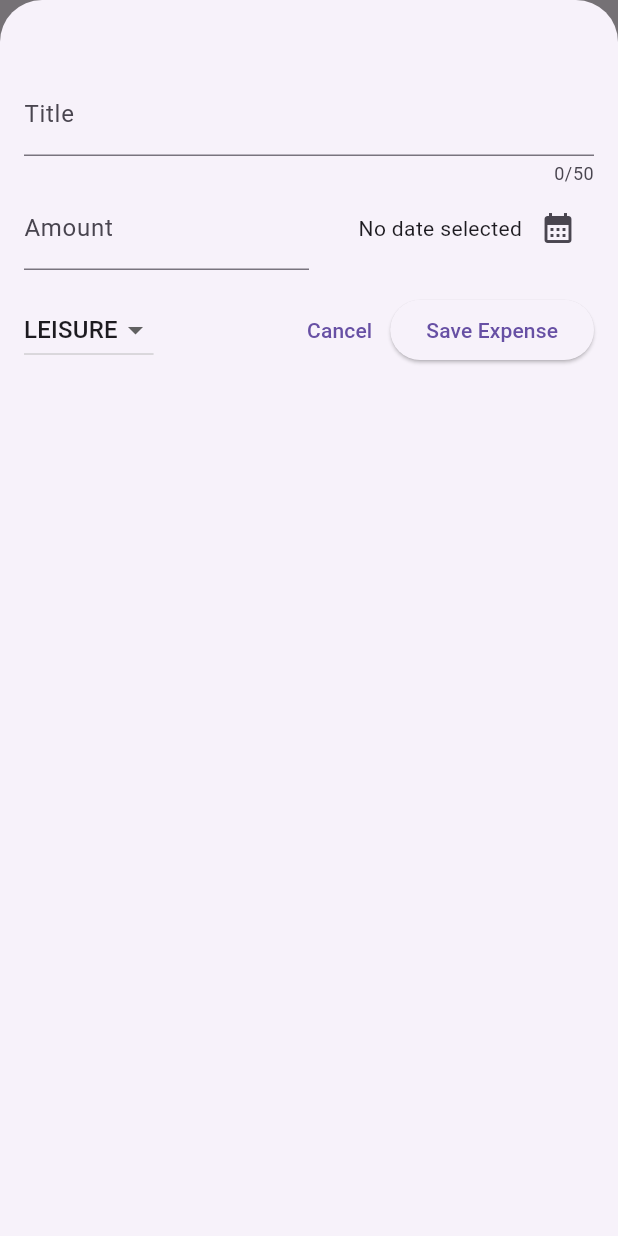
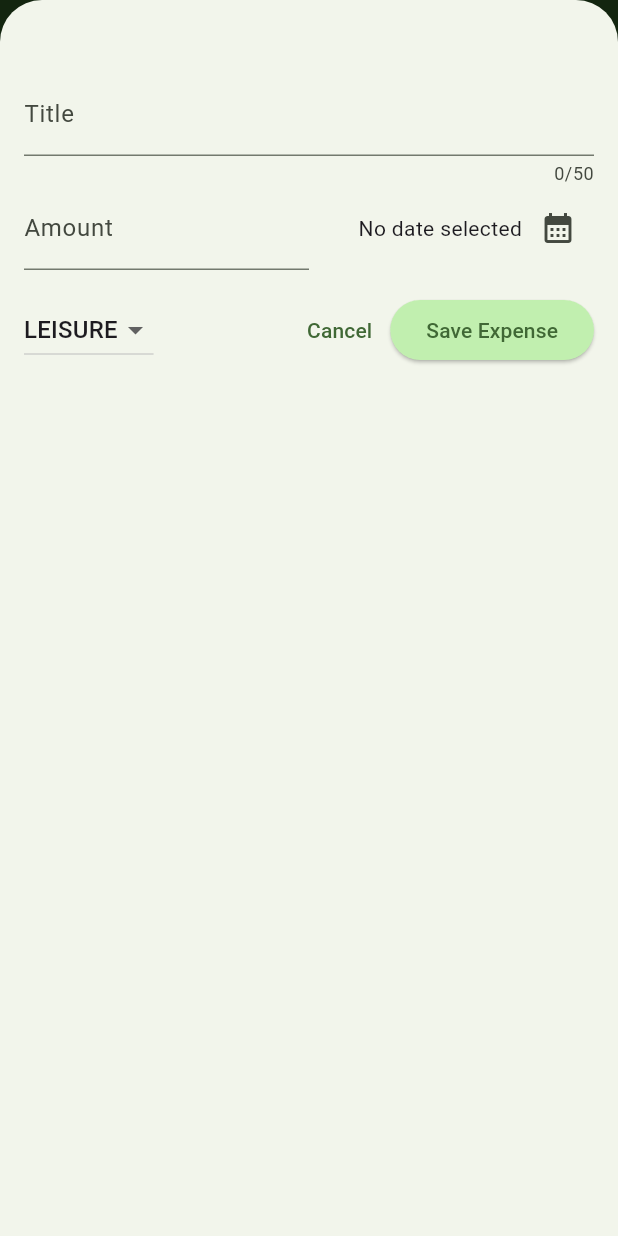
Before and after one commit to IvanBodnarash/Expenses-Tracker-Flutter, a Flutter app: the screen it shows after launch, after a tap on the "add" icon, on a phone screen of 412 x 824 dp. Run offline on Flutter 3.47's test engine with Material 3 defaults, Android fonts, the phone set to English and light mode, and no system bars.

Commit message:
chart widgets and dark themes

```diff
--- a/lib/main.dart
+++ b/lib/main.dart
@@ -2,10 +2,64 @@ import 'package:flutter/material.dart';
 
 import 'package:expence_tracker/widgets/expenses.dart';
 
+var kColorScheme = ColorScheme.fromSeed(
+  seedColor: const Color.fromARGB(255, 6, 119, 0),
+);
+
+var kDarkColorScheme = ColorScheme.fromSeed(
+  brightness: Brightness.dark,
+  seedColor: const Color.fromARGB(255, 2, 48, 0),
+);
+
 void main() {
   runApp(
-    const MaterialApp(
-      home: Expenses(),
+    MaterialApp(
+      darkTheme: ThemeData.dark().copyWith(
+        colorScheme: kDarkColorScheme,
+        cardTheme: const CardTheme().copyWith(
+          color: kDarkColorScheme.secondaryContainer,
+          margin: const EdgeInsets.symmetric(
+            horizontal: 16,
+            vertical: 8,
+          ),
+        ),
+        elevatedButtonTheme: ElevatedButtonThemeData(
+          style: ElevatedButton.styleFrom(
+            backgroundColor: kDarkColorScheme.primaryContainer,
+            foregroundColor: kDarkColorScheme.onPrimaryContainer,
+          ),
+        ),
+      ),
+      theme: ThemeData().copyWith(
+        // useMaterial3: true,
+        // scaffoldBackgroundColor: const Color.fromARGB(183, 100, 164, 100),
+        colorScheme: kColorScheme,
+        appBarTheme: const AppBarTheme().copyWith(
+          backgroundColor: kColorScheme.onPrimaryContainer,
+          foregroundColor: kColorScheme.primaryContainer,
+        ),
+        cardTheme: const CardTheme().copyWith(
+          color: kColorScheme.secondaryContainer,
+          margin: const EdgeInsets.symmetric(
+            horizontal: 16,
+            vertical: 8,
+          ),
+        ),
+        elevatedButtonTheme: ElevatedButtonThemeData(
+          style: ElevatedButton.styleFrom(
+            backgroundColor: kColorScheme.primaryContainer,
+          ),
+        ),
+        textTheme: ThemeData().textTheme.copyWith(
+              titleLarge: TextStyle(
+                fontWeight: FontWeight.bold,
+                color: kColorScheme.onSecondaryContainer,
+                fontSize: 14,
+              ),
+            ),
+      ),
+      // themeMode: ThemeMode.system, // default
+      home: const Expenses(),
     ),
   );
 }
--- a/lib/models/expense.dart
+++ b/lib/models/expense.dart
@@ -37,3 +37,30 @@ class Expense {
     return formatter.format(date);
   }
 }
+
+class ExpenseBucket {
+  const ExpenseBucket({
+    required this.category,
+    required this.expenses,
+  });
+
+  ExpenseBucket.forCategory(
+    List<Expense> allExpenses,
+    this.category,
+  ) : expenses = allExpenses
+    .where((expense) => expense.category == category)
+    .toList();
+
+  final Category category;
+  final List<Expense> expenses;
+
+  double get totalExpenses {
+    double sum = 0;
+
+    for (final expense in expenses) {
+      sum += expense.amount;
+    }
+
+    return sum;
+  }
+}
--- /dev/null
+++ b/lib/widgets/chart/chart.dart
@@ -0,0 +1,95 @@
+import 'package:flutter/material.dart';
+
+import 'package:expence_tracker/widgets/chart/chart_bar.dart';
+import 'package:expence_tracker/models/expense.dart';
+
+class Chart extends StatelessWidget {
+  const Chart({super.key, required this.expenses});
+
+  final List<Expense> expenses;
+
+  List<ExpenseBucket> get buckets {
+    return [
+      ExpenseBucket.forCategory(expenses, Category.food),
+      ExpenseBucket.forCategory(expenses, Category.leisure),
+      ExpenseBucket.forCategory(expenses, Category.travel),
+      ExpenseBucket.forCategory(expenses, Category.work),
+    ];
+  }
+
+  double get maxTotalExpense {
+    double maxTotalExpense = 0;
+
+    for (final bucket in buckets) {
+      if (bucket.totalExpenses > maxTotalExpense) {
+        maxTotalExpense = bucket.totalExpenses;
+      }
+    }
+
+    return maxTotalExpense;
+  }
+
+  @override
+  Widget build(BuildContext context) {
+    final isDarkMode =
+        MediaQuery.of(context).platformBrightness == Brightness.dark;
+    return Container(
+      margin: const EdgeInsets.all(16),
+      padding: const EdgeInsets.symmetric(
+        vertical: 16,
+        horizontal: 8,
+      ),
+      width: double.infinity,
+      height: 180,
+      decoration: BoxDecoration(
+        borderRadius: BorderRadius.circular(8),
+        gradient: LinearGradient(
+          colors: [
+            Theme.of(context).colorScheme.primary.withOpacity(0.3),
+            Theme.of(context).colorScheme.primary.withOpacity(0.0),
+          ],
+          begin: Alignment.bottomCenter,
+          end: Alignment.topCenter,
+        ),
+      ),
+      child: Column(
+        children: [
+          Expanded(
+            child: Row(
+              crossAxisAlignment: CrossAxisAlignment.end,
+              children: [
+                for (final bucket in buckets)
+                  ChartBar(
+                    fill: bucket.totalExpenses == 0
+                        ? 0
+                        : bucket.totalExpenses / maxTotalExpense,
+                  )
+              ],
+            ),
+          ),
+          const SizedBox(height: 12),
+          Row(
+            children: buckets
+                .map(
+                  (bucket) => Expanded(
+                    child: Padding(
+                      padding: const EdgeInsets.symmetric(horizontal: 4),
+                      child: Icon(
+                        categoryIcons[bucket.category],
+                        color: isDarkMode
+                            ? Theme.of(context).colorScheme.secondary
+                            : Theme.of(context)
+                                .colorScheme
+                                .primary
+                                .withOpacity(0.7),
+                      ),
+                    ),
+                  ),
+                )
+                .toList(),
+          ),
+        ],
+      ),
+    );
+  }
+}
--- /dev/null
+++ b/lib/widgets/chart/chart_bar.dart
@@ -0,0 +1,34 @@
+import 'package:flutter/material.dart';
+
+class ChartBar extends StatelessWidget {
+  const ChartBar({
+    super.key,
+    required this.fill,
+  });
+
+  final double fill;
+
+  @override
+  Widget build(BuildContext context) {
+    final isDarkMode =
+        MediaQuery.of(context).platformBrightness == Brightness.dark;
+    return Expanded(
+      child: Padding(
+        padding: const EdgeInsets.symmetric(horizontal: 4),
+        child: FractionallySizedBox(
+          heightFactor: fill,
+          child: DecoratedBox(
+            decoration: BoxDecoration(
+              shape: BoxShape.rectangle,
+              borderRadius:
+                  const BorderRadius.vertical(top: Radius.circular(8)),
+              color: isDarkMode
+                  ? Theme.of(context).colorScheme.secondary
+                  : Theme.of(context).colorScheme.primary.withOpacity(0.65),
+            ),
+          ),
+        ),
+      ),
+    );
+  }
+}
--- a/lib/widgets/expenses.dart
+++ b/lib/widgets/expenses.dart
@@ -1,8 +1,9 @@
-import 'package:expence_tracker/widgets/new_expense.dart';
 import 'package:flutter/material.dart';
 
+import 'package:expence_tracker/widgets/new_expense.dart';
+import 'package:expence_tracker/widgets/expenses_list/expenses_list.dart';
 import 'package:expence_tracker/models/expense.dart';
-import 'package:expence_tracker/widgets/expenses_list/expenses_list.dart';
+import 'package:expence_tracker/widgets/chart/chart.dart';
 
 class Expenses extends StatefulWidget {
   const Expenses({super.key});
@@ -50,6 +51,7 @@ class _ExpensesState extends State<Expenses> {
     setState(() {
       _registeredExpenses.remove(expense);
     });
+    ScaffoldMessenger.of(context).clearSnackBars();
     ScaffoldMessenger.of(context).showSnackBar(
       SnackBar(
         duration: const Duration(seconds: 3),
@@ -92,7 +94,7 @@ class _ExpensesState extends State<Expenses> {
       body: Column(
         children: [
           // Toolbar
-          const Text('The chart'),
+          Chart(expenses: _registeredExpenses),
           Expanded(
             child: mainContent,
           ),
--- a/lib/widgets/expenses_list/expense_item.dart
+++ b/lib/widgets/expenses_list/expense_item.dart
@@ -15,8 +15,12 @@ class ExpenseItem extends StatelessWidget {
           vertical: 16,
         ),
         child: Column(
+          crossAxisAlignment: CrossAxisAlignment.start,
           children: [
-            Text(expense.title),
+            Text(
+              expense.title,
+              style: Theme.of(context).textTheme.titleLarge,
+            ),
             const SizedBox(height: 4),
             Row(
               children: [
--- a/lib/widgets/expenses_list/expenses_list.dart
+++ b/lib/widgets/expenses_list/expenses_list.dart
@@ -19,6 +19,12 @@ class ExpensesList extends StatelessWidget {
       itemCount: expenses.length,
       itemBuilder: (context, index) => Dismissible(
         key: ValueKey(expenses[index]),
+        background: Container(
+          color: Theme.of(context).colorScheme.error.withOpacity(0.65),
+          margin: EdgeInsets.symmetric(
+            horizontal: Theme.of(context).cardTheme.margin!.horizontal,
+          ),
+        ),
         onDismissed: (direction) {
           onRemoveExpense(expenses[index]);
         },
```
